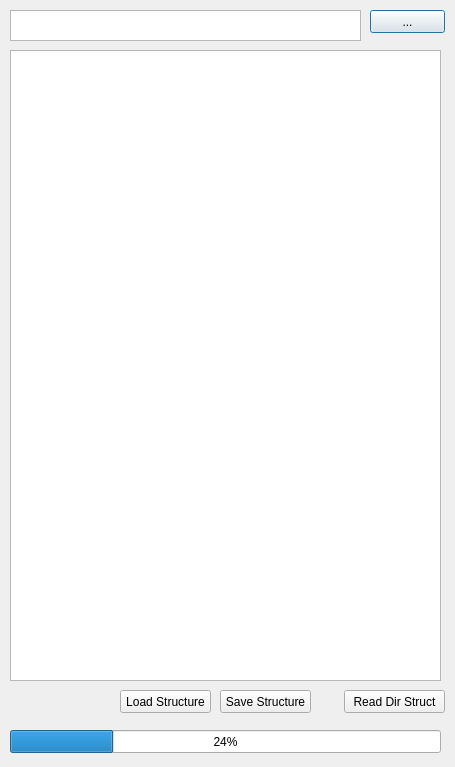
Above: maindialog.ui from dmmacs/Integrity_Folder_Structure before the change. Below: the same form after it.
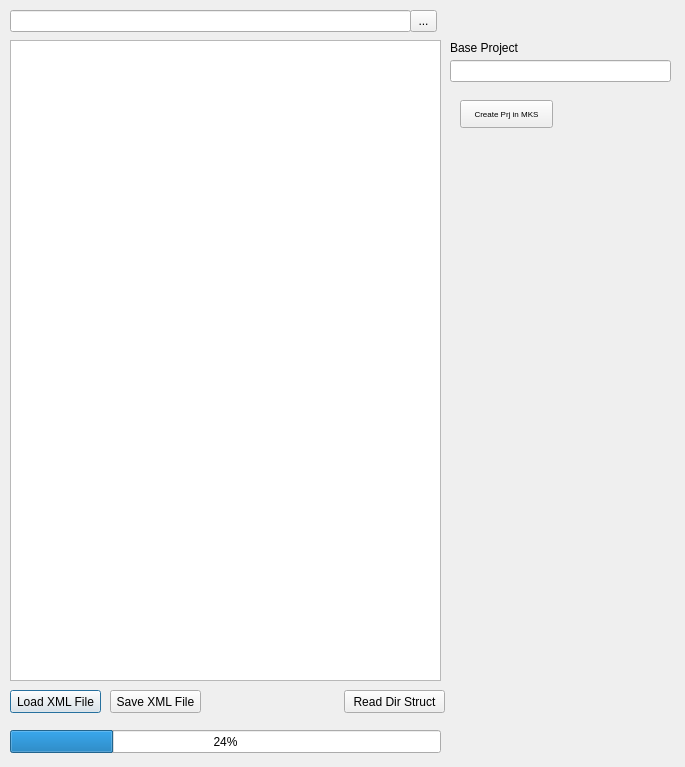
That is the form after the change. Custom widgets are drawn as their Qt base class.

Commit message:
Updates to start adding Command Line
Need a good method to detect in user is logged in or just check to see
if MKS Integrity is already running.

The edit to the form file:
```diff
--- a/maindialog.ui
+++ b/maindialog.ui
@@ -6,7 +6,7 @@
    <rect>
     <x>0</x>
     <y>0</y>
-    <width>455</width>
+    <width>685</width>
     <height>767</height>
    </rect>
   </property>
@@ -17,62 +17,36 @@
    <property name="geometry">
     <rect>
      <x>10</x>
-     <y>50</y>
+     <y>40</y>
      <width>431</width>
-     <height>631</height>
+     <height>641</height>
     </rect>
    </property>
   </widget>
-  <widget class="QTextEdit" name="textEdit">
-   <property name="geometry">
-    <rect>
-     <x>10</x>
-     <y>10</y>
-     <width>351</width>
-     <height>31</height>
-    </rect>
-   </property>
-  </widget>
-  <widget class="QPushButton" name="pB_BrowseButton">
-   <property name="geometry">
-    <rect>
-     <x>370</x>
-     <y>10</y>
-     <width>75</width>
-     <height>23</height>
-    </rect>
-   </property>
-   <property name="text">
-    <string>...</string>
-   </property>
-   <property name="default">
-    <bool>true</bool>
-   </property>
-  </widget>
   <widget class="QPushButton" name="pBLoad">
    <property name="geometry">
     <rect>
-     <x>120</x>
+     <x>10</x>
      <y>690</y>
      <width>91</width>
      <height>23</height>
     </rect>
    </property>
    <property name="text">
-    <string>Load Structure</string>
+    <string>Load XML File</string>
    </property>
   </widget>
   <widget class="QPushButton" name="pBSave">
    <property name="geometry">
     <rect>
-     <x>220</x>
+     <x>110</x>
      <y>690</y>
      <width>91</width>
      <height>23</height>
     </rect>
    </property>
    <property name="text">
-    <string>Save Structure</string>
+    <string>Save XML File</string>
    </property>
   </widget>
   <widget class="QPushButton" name="pB_ReadDirStruct">
@@ -101,8 +75,85 @@
     <number>24</number>
    </property>
   </widget>
+  <widget class="MyLineEditClass" name="lineEdit">
+   <property name="geometry">
+    <rect>
+     <x>450</x>
+     <y>60</y>
+     <width>221</width>
+     <height>22</height>
+    </rect>
+   </property>
+   <property name="text">
+    <string/>
+   </property>
+  </widget>
+  <widget class="QLineEdit" name="textEdit">
+   <property name="geometry">
+    <rect>
+     <x>10</x>
+     <y>10</y>
+     <width>401</width>
+     <height>22</height>
+    </rect>
+   </property>
+  </widget>
+  <widget class="QLabel" name="label">
+   <property name="geometry">
+    <rect>
+     <x>450</x>
+     <y>40</y>
+     <width>221</width>
+     <height>16</height>
+    </rect>
+   </property>
+   <property name="text">
+    <string>Base Project</string>
+   </property>
+  </widget>
+  <widget class="QPushButton" name="m_pMKSGenButton">
+   <property name="geometry">
+    <rect>
+     <x>460</x>
+     <y>100</y>
+     <width>93</width>
+     <height>28</height>
+    </rect>
+   </property>
+   <property name="font">
+    <font>
+     <pointsize>6</pointsize>
+    </font>
+   </property>
+   <property name="text">
+    <string>Create Prj in MKS</string>
+   </property>
+  </widget>
+  <widget class="QToolButton" name="toolButton">
+   <property name="geometry">
+    <rect>
+     <x>410</x>
+     <y>10</y>
+     <width>27</width>
+     <height>22</height>
+    </rect>
+   </property>
+   <property name="text">
+    <string>...</string>
+   </property>
+  </widget>
  </widget>
  <layoutdefault spacing="6" margin="11"/>
+ <customwidgets>
+  <customwidget>
+   <class>MyLineEditClass</class>
+   <extends>QLineEdit</extends>
+   <header>mylineeditclass.h</header>
+   <slots>
+    <slot>mousePressEvent(QMouseEvent)</slot>
+   </slots>
+  </customwidget>
+ </customwidgets>
  <tabstops>
   <tabstop>textEdit</tabstop>
   <tabstop>pB_BrowseButton</tabstop>
```
Left out of the diff: 2 changed lines with no effect on the pictures. The commit also changes 6 other files.
